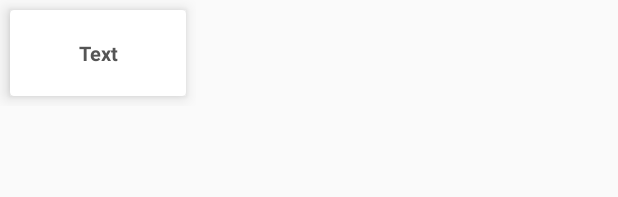
After one commit to avik1990/Fulwari, an Android app: the layout category_row.xml on its own in the app's theme, with its tools: preview values and no code run, on a phone screen of 412 x 824 dp. The commit adds this screen. Shown: the top 197 px of the screen. Run offline under Robolectric (Android 15) with nearby library versions, the phone set to English and light mode, and no system bars; Roboto replaces fonts that are not available here.

Commit message:
code update

```diff
--- a/app/src/main/java/com/app/Fulwari/model/PredefinedPackDataBeans.java
+++ b/app/src/main/java/com/app/Fulwari/model/PredefinedPackDataBeans.java
@@ -9,7 +9,7 @@ public class PredefinedPackDataBeans {
 
     @SerializedName("CustomPackData")
     @Expose
-    private List<ProductDatum> productData = null;
+    private List<FlowerProductBean.ProductDatum> productData = null;
     @SerializedName("Ack")
     @Expose
     private Integer ack;
@@ -17,11 +17,11 @@ public class PredefinedPackDataBeans {
     @Expose
     private String msg;
 
-    public List<ProductDatum> getProductData() {
+    public List<FlowerProductBean.ProductDatum> getProductData() {
         return productData;
     }
 
-    public void setProductData(List<ProductDatum> productData) {
+    public void setProductData(List<FlowerProductBean.ProductDatum> productData) {
         this.productData = productData;
     }
 
--- a/app/src/main/java/com/app/Fulwari/retrofit/api/ApiServices.java
+++ b/app/src/main/java/com/app/Fulwari/retrofit/api/ApiServices.java
@@ -93,7 +93,7 @@ public interface ApiServices {
 
 
     @GET("service.php?action=predefined_pack_category")
-    Call<PredefinedPackCategoryData>   getPredefinedPackCategory(@Query("user_id") String userId,@Query("unique_id") String unique_id);
+    Call<PredefinedPackCategoryData>  getPredefinedPackCategory(@Query("user_id") String userId,@Query("unique_id") String unique_id);
 
     @GET("service.php?action=predefined_pack_list")
     Call<PredefinedPackDataBeans>   getPredefinedPackList(@Query("category_id") String categoryId, @Query("user_id") String userId, @Query("unique_id") String unique_id);
--- /dev/null
+++ b/app/src/main/res/drawable/image_background_border.xml
@@ -0,0 +1,6 @@
+<?xml version="1.0" encoding="UTF-8"?>
+<shape xmlns:android="http://schemas.android.com/apk/res/android">
+    <stroke android:width="3dp" android:color="@color/green" />
+    <padding android:left="1dp" android:top="1dp" android:right="1dp"
+        android:bottom="1dp" />
+</shape>
--- /dev/null
+++ b/app/src/main/res/drawable/image_bg_blank.xml
@@ -0,0 +1,5 @@
+<?xml version="1.0" encoding="UTF-8"?>
+<shape xmlns:android="http://schemas.android.com/apk/res/android">
+    <padding android:left="1dp" android:top="1dp" android:right="1dp"
+        android:bottom="1dp" />
+</shape>
--- a/app/src/main/res/layout/activity_flower_list.xml
+++ b/app/src/main/res/layout/activity_flower_list.xml
@@ -23,7 +23,7 @@
             android:id="@+id/rv_subcategory_listing"
             android:layout_width="match_parent"
             android:layout_height="match_parent"
-            android:visibility="gone"
+            android:visibility="visible"
             android:padding="@dimen/_5sdp" />
 
         <android.support.v7.widget.RecyclerView
--- /dev/null
+++ b/app/src/main/res/layout/category_row.xml
@@ -0,0 +1,42 @@
+<?xml version="1.0" encoding="utf-8"?>
+<RelativeLayout xmlns:card_view="http://schemas.android.com/apk/res-auto"
+    xmlns:android="http://schemas.android.com/apk/res/android"
+    android:layout_width="wrap_content"
+    android:layout_height="wrap_content"
+    xmlns:tools="http://schemas.android.com/tools">
+    <android.support.v7.widget.CardView
+        android:id="@+id/bands"
+        android:layout_margin="@dimen/_5sdp"
+        android:layout_width="@dimen/_90sdp"
+        android:layout_height="@dimen/_44sdp"
+        android:layout_centerHorizontal="true"
+        android:layout_gravity="center"
+        android:elevation="@dimen/_4sdp"
+        card_view:cardCornerRadius="@dimen/_2sdp"
+        card_view:cardElevation="@dimen/_5sdp">
+
+        <RelativeLayout
+            android:layout_width="match_parent"
+            android:layout_height="match_parent">
+
+            <TextView
+                android:id="@+id/band_name"
+                android:clickable="true"
+                android:layout_centerInParent="true"
+                android:maxLines="3"
+                android:textStyle="bold"
+                android:text="Text"
+                android:background="?android:attr/selectableItemBackgroundBorderless"
+                android:gravity="center"
+                android:textSize="@dimen/_10sdp"
+                android:textColor="@color/black"
+                android:layout_width="match_parent"
+                android:layout_height="match_parent"
+                android:padding="@dimen/_4sdp"
+                tools:ignore="MissingPrefix" />
+        </RelativeLayout>
+
+
+
+    </android.support.v7.widget.CardView>
+</RelativeLayout>
```
Also changed, not shown: app/src/main/java/com/app/Fulwari/FlowerListActivity.java (+45 -15 lines), app/src/main/java/com/app/Fulwari/adapter/HorizontalCategoryAdapter.java (added, +90 -0 lines), app/src/main/java/com/app/Fulwari/model/PredefinedPackCategoryData.java (+33 -1 lines).
